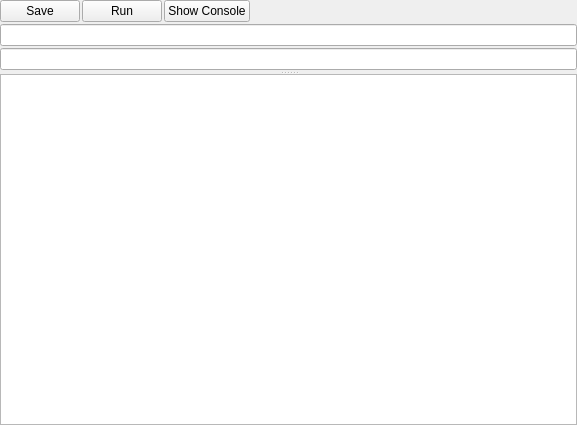
The window that uitester/ui/case_manager/case_editor.ui (IfengAutomation/uitester) describes before a commit, drawn with Qt 5.
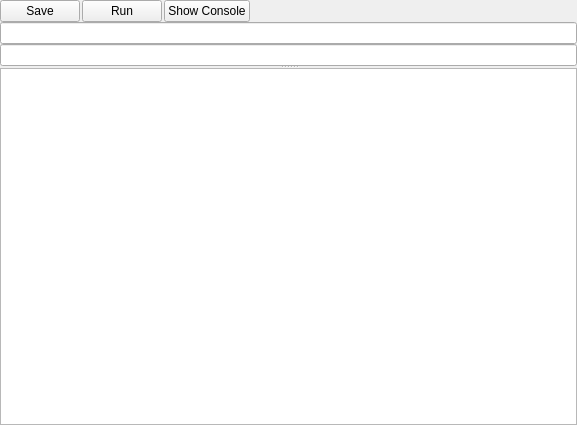
The same window after the commit.

```diff
--- a/uitester/ui/case_manager/case_editor.ui
+++ b/uitester/ui/case_manager/case_editor.ui
@@ -15,7 +15,7 @@
   </property>
   <layout class="QVBoxLayout" name="verticalLayout">
    <property name="spacing">
-    <number>2</number>
+    <number>0</number>
    </property>
    <property name="leftMargin">
     <number>0</number>
```
